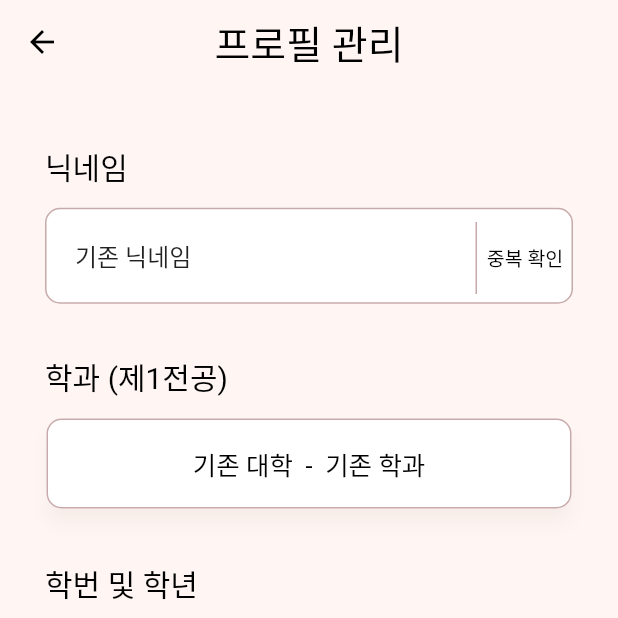
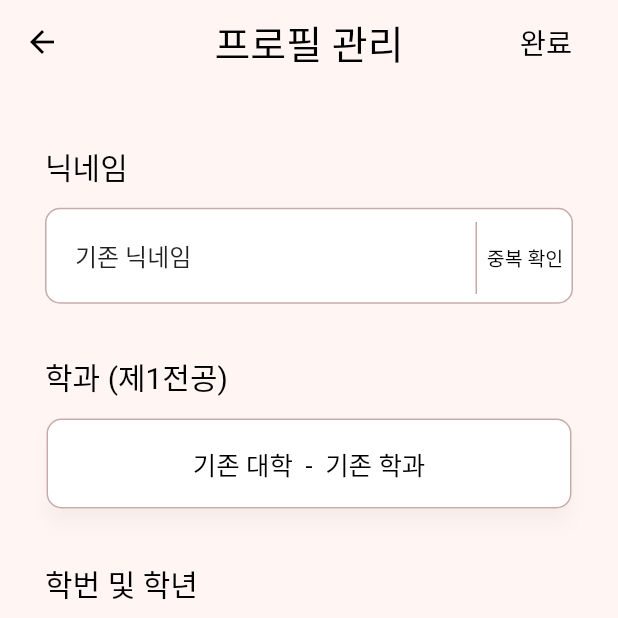
Before and after one commit to TEAM-LINRING/LINRING-FRONT, a Flutter app: the screen it shows after launch, on a phone screen of 412 x 824 dp, the top half of it. Run offline on Flutter 3.47's test engine with Material 2 defaults, Android fonts, the phone set to English and light mode, and no system bars; our stand-ins replace carousel_slider, flutter_dotenv; Roboto replaces fonts that are missing (Pretendard).

Commit message:
Feat: Appbar 내 `완료` 버튼 추가
- Appbar의 suffix를  넣어줄 수 있도록 custom_appbar.dart를 수정하였습니다.

- profile_screen에서 `완료` 버튼을 Appbar에 추가하였습니다.

```diff
--- a/lib/screens/profile_screen.dart
+++ b/lib/screens/profile_screen.dart
@@ -141,8 +141,15 @@ class _ProfileScreenState extends State<ProfileScreen> {
   Widget build(BuildContext context) {
     return Scaffold(
       backgroundColor: const Color(0xFFFFF6F4),
-      appBar: const CustomAppBar(
+      appBar: CustomAppBar(
         title: '프로필 관리',
+        suffix: TextButton(
+          onPressed: () {},
+          child: const Text(
+            '완료',
+            style: TextStyle(fontSize: 19, color: Colors.black),
+          ),
+        ),
       ),
       body: SingleChildScrollView(
         child:
--- a/lib/widgets/custom_appbar.dart
+++ b/lib/widgets/custom_appbar.dart
@@ -2,8 +2,12 @@ import 'package:flutter/material.dart';
 
 class CustomAppBar extends StatelessWidget implements PreferredSizeWidget {
   final String title;
-  const CustomAppBar({Key? key, required this.title}) : super(key: key);
-
+  final Widget? suffix;
+  const CustomAppBar({
+    Key? key,
+    required this.title,
+    this.suffix,
+  }) : super(key: key);
   @override
   Widget build(BuildContext context) {
     return AppBar(
@@ -25,6 +29,10 @@ class CustomAppBar extends StatelessWidget implements PreferredSizeWidget {
           icon: const Icon(Icons.arrow_back)),
       backgroundColor: Colors.transparent,
       elevation: 0,
+      actions: [
+        if (suffix != null) suffix!,
+        const SizedBox(width: 16),
+      ],
     );
   }
 
```
Also changed, not shown: 1 other file.
